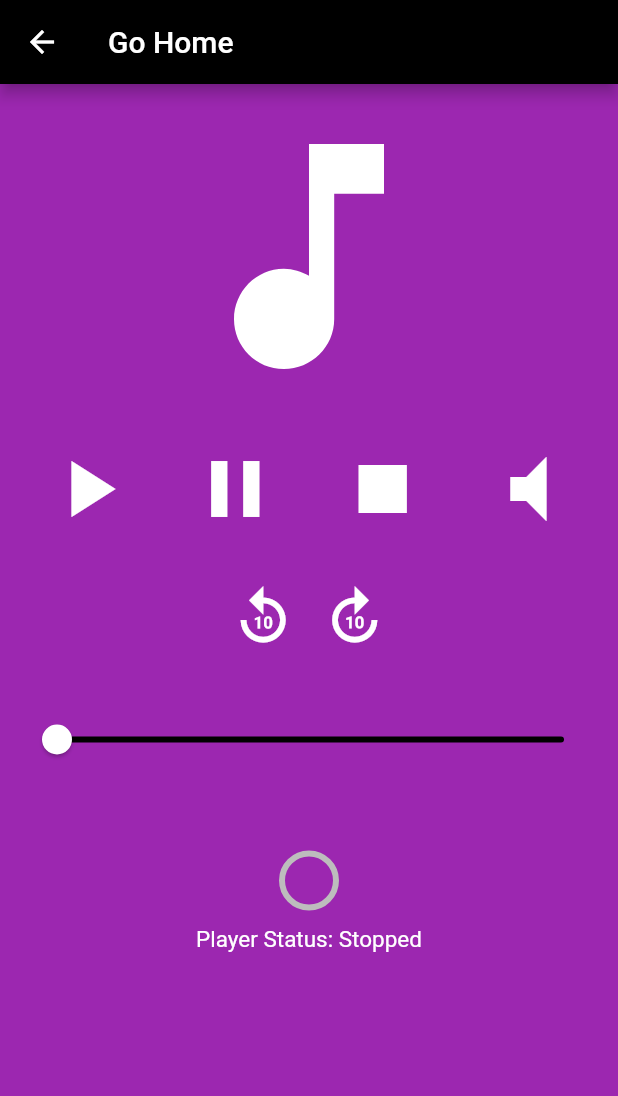
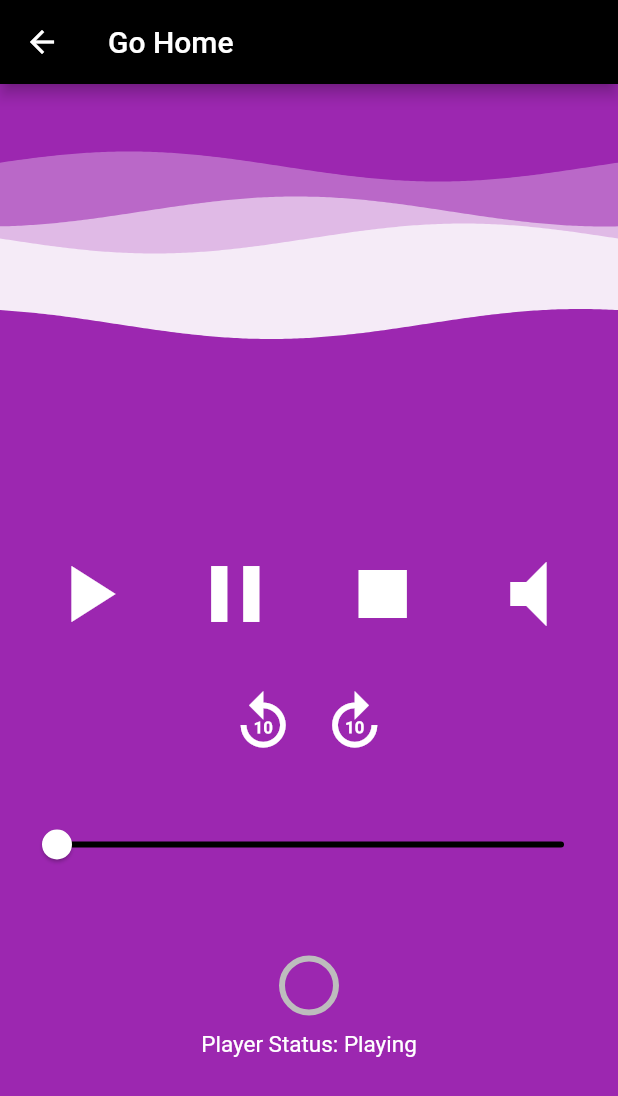
Before and after one commit to hbgit/flutter_a_z, a Flutter app: the screen it shows after launch, after a tap on "SoundHelix Song 1", on a phone screen of 412 x 824 dp. Shown: the top 1096 px of the screen. Run offline on Flutter 3.47's test engine with Material 2 defaults, Android fonts, the phone set to English and light mode, and no system bars; drawn by our look-alikes of wave; missing offline and left inert: audioplayer.

Commit message:
Add minor changes
Signed-off-by: Herbert Rocha <herberthb12@gmail.com>

```diff
--- a/lib/view/HomeScreen.dart
+++ b/lib/view/HomeScreen.dart
@@ -1,6 +1,7 @@
 import 'dart:convert';
 import 'dart:io';
 
+import 'package:audioplayer/audioplayer.dart';
 import 'package:flutter/material.dart';
 import 'package:flutter/services.dart' show rootBundle;
 import 'package:flutter_a_z/model/Music.dart';
@@ -29,7 +30,7 @@ class _HomeScreenState extends State<HomeScreen> {
     final List jsonList = json.decode(response);
 
     jsonList.forEach((element) {
-      print(element);
+      //print(element);
       Music song = Music.fromJson(element);
       _songList.add(song);
     });
@@ -47,15 +48,19 @@ class _HomeScreenState extends State<HomeScreen> {
     });*/
   }
 
+
   // Based on https://proandroiddev.com/flutter-thursday-02-beautiful-list-ui-and-detail-page-a9245f5ceaf0
   Widget createListItems(context, index) {
+
     return GestureDetector(
       onTap: (){
         //print(_songList[index].artistName);
         Navigator.push(
           context,
           MaterialPageRoute(
-            builder: (context) => PlayerScreen(url: _songList[index].urlMusic),
+            builder: (context) => PlayerScreen(
+              url: _songList[index].urlMusic,
+              ),
           )
         );
       },
--- a/lib/view/PlayerScreen.dart
+++ b/lib/view/PlayerScreen.dart
@@ -4,6 +4,9 @@ import 'package:flutter/material.dart';
 import 'package:flutter/foundation.dart';
 
 import 'package:audioplayer/audioplayer.dart';
+import 'package:wave/config.dart';
+// import 'package:wave/config.dart';
+import 'package:wave/wave.dart';
 
 /// This audio player is Based on:
 /// - https://github.com/luanpotter/audioplayers/blob/master/example/lib/player_widget.dart
@@ -17,7 +20,8 @@ enum PlayerState { stopped, playing, paused }
 class PlayerScreen extends StatefulWidget {
   final String url;
 
-  PlayerScreen({Key key, @required this.url}) : super(key: key);
+  PlayerScreen({Key key, @required this.url})
+      : super(key: key);
 
   @override
   _PlayerScreenState createState() => _PlayerScreenState();
@@ -26,6 +30,8 @@ class PlayerScreen extends StatefulWidget {
 class _PlayerScreenState extends State<PlayerScreen> {
   //attr
   String url;
+  bool _resultAutoPlay = false;
+  bool _autoPlaySt = true;
 
   AudioPlayer _audioPlayer;
   PlayerState _playerState = PlayerState.stopped;
@@ -48,21 +54,19 @@ class _PlayerScreenState extends State<PlayerScreen> {
 
   double _getPositionValue() {
     if (_duration != null) {
-      print("POSITION: ${_position?.inSeconds?.toDouble() ?? 0.0}");
       return _position?.inSeconds?.toDouble() ?? 0.0;
+    }
+    return 0.0;
+  }
+
+  double _getMaxPositionValue() {
+    if (_duration != null) {
+      return _duration?.inSeconds?.toDouble() ?? 0.0;
     }
 
     return 0.0;
   }
 
-  double _getMaxPositionValue() {
-    if (_duration != null) {
-      print("DURATION: ${_duration?.inSeconds?.toDouble() ?? 0.0}");
-      return _duration?.inSeconds?.toDouble() ?? 0.0;
-    }
-
-    return 0.0;
-  }
 
   @override
   void initState() {
@@ -70,36 +74,54 @@ class _PlayerScreenState extends State<PlayerScreen> {
     _initAudioPlayer();
   }
 
+
   @override
   void dispose() {
-    _audioPlayer.stop();
+    print("------- Run dispose --------");
+    //_audioPlayer.
+    //_onComplete();
     _positionSubscription.cancel();
     _audioPlayerStateSubscription.cancel();
     _audioPlayer.stop();
+    /*_playerState = PlayerState.stopped;
+    _duration = Duration(seconds: 0);
+    _position = Duration(seconds: 0);
+    _audioPlayerState = AudioPlayerState.COMPLETED;  */
+
+    print(_audioPlayer.state);
     super.dispose();
   }
 
+
   void _onComplete() {
-    setState(() => _playerState = PlayerState.stopped);
+    setState(() {
+      _playerState = PlayerState.stopped;
+      _duration = Duration(seconds: 0);
+      _position = Duration(seconds: 0);
+    });
   }
 
+
   void _initAudioPlayer() {
+    print("_initAudioPlayer");
+
     _audioPlayer = AudioPlayer();
 
     _positionSubscription = _audioPlayer.onAudioPositionChanged.listen((event) {
       setState(() {
         _position = event;
-        //print(_position);
       });
     });
 
     _audioPlayerStateSubscription =
         _audioPlayer.onPlayerStateChanged.listen((event) {
       if (event == AudioPlayerState.PLAYING) {
+        print("Listen AudioPlayerState.PLAYING");
         setState(() {
           _duration = _audioPlayer.duration;
         });
       } else if (event == AudioPlayerState.STOPPED) {
+        print("Listen AudioPlayerState.STOPPED");
         _onComplete();
         setState(() {
           _position = _duration;
@@ -114,28 +136,58 @@ class _PlayerScreenState extends State<PlayerScreen> {
     });
   }
 
-  Future _play() async {
-    print("PLAY");
+  Future<bool> _autoPlay() async {
+    print("Auto PLAY");
+    print(_audioPlayer.state);
 
+    if (_autoPlaySt) {
+      if ((_playerState == PlayerState.paused ||
+                  _playerState == PlayerState.stopped) &&
+              _playerState != PlayerState.playing) {
+            _autoPlaySt = false;
+
+            print("OKAY autoplay");
+
+            _play().then((value) {
+              print("PLAy call");
+              _resultAutoPlay = true;
+            });
+          }
+    }
+
+    print("_resultAutoPlay: $_resultAutoPlay");
+    print("--------------");
+
+    return _resultAutoPlay;
+  }
+
+  Future<bool> _play() async {
     await _audioPlayer.play(widget.url);
+
     setState(() {
       _playerState = PlayerState.playing;
     });
+
+    return true;
   }
 
-  Future _stop() async {
+  Future<bool> _stop() async {
     await _audioPlayer.stop();
     setState(() {
       _playerState = PlayerState.stopped;
       _position = Duration();
     });
+
+    return true;
   }
 
-  Future _pause() async {
+  Future<bool> _pause() async {
     await _audioPlayer.pause();
     setState(() {
       _playerState = PlayerState.paused;
     });
+
+    return true;
   }
 
   Future _mute(bool muted) async {
@@ -145,30 +197,27 @@ class _PlayerScreenState extends State<PlayerScreen> {
     });
   }
 
-
-  String _getPlayerStateString(){
-    if(_playerState == PlayerState.playing){
+  String _getPlayerStateString() {
+    if (_playerState == PlayerState.playing) {
       return "Playing";
-    }else if(_playerState == PlayerState.paused){
+    } else if (_playerState == PlayerState.paused) {
       return "Paused";
-    }else{
+    } else {
       return "Stopped";
     }
   }
 
-
   // interface
   @override
   Widget build(BuildContext context) {
-
     //_play();
-
-    return Scaffold(
-      appBar: AppBar(
-        title: Text("Go Home"),
-        backgroundColor: Colors.black,
-      ),
-      body: Container(
+    Widget body = FutureBuilder(
+        future: _autoPlay(),
+        builder: (context, snapshot) {
+          print("${snapshot.hasData}-${snapshot.data}");
+          if (snapshot.hasData && snapshot.data == true) {
+            print("snapshot.hasData && snapshot.data == true");
+            return Container(
               color: Colors.purple,
               child: Column(
                 //mainAxisAlignment: MainAxisAlignment.center,
@@ -177,13 +226,36 @@ class _PlayerScreenState extends State<PlayerScreen> {
                     crossAxisAlignment: CrossAxisAlignment.center,
                     mainAxisAlignment: MainAxisAlignment.center,
                     children: [
-                Padding(
-                  padding: EdgeInsets.all(15),
-                  child: Icon(
+                      Expanded(
+                        //padding: EdgeInsets.all(15),
+                        child: Center(
+                          // https://pub.dev/packages/wave#-example-tab-
+                          child: WaveWidget(
+                            config: CustomConfig(
+                              colors: [
+                                Colors.white70,
+                                Colors.white54,
+                                Colors.white30,
+                                Colors.purple,
+                              ],
+                              durations: [32000, 21000, 18000, 5000],
+                              heightPercentages: [0.31, 0.25, 0.15, 0.5],
+                              blur: MaskFilter.blur(BlurStyle.inner, 0.1),
+                              //gradientBegin: Alignment.centerLeft,
+                              //gradientEnd: Alignment.centerRight,
+                            ),
+                            waveAmplitude: 0,
+                            backgroundColor: Colors.transparent,
+                            size: Size(double.infinity, 300),
+                          ),
+                        )
+                        /*
+                        Icon(
                           Icons.music_note,
                           size: 200,
                           color: Colors.white,
-                  ),
+                        )*/
+                        ,
                       )
                     ],
                   ),
@@ -274,7 +346,7 @@ class _PlayerScreenState extends State<PlayerScreen> {
                               activeColor: Colors.white,
                               value: _getPositionValue(),
                               onChanged: (double value) {
-                          print("SLICER: ${value.roundToDouble()}");
+                                //print("SLICER: ${value.roundToDouble()}");
                                 setState(() {
                                   _position = Duration(seconds: value.toInt());
                                   _audioPlayer.seek(value.roundToDouble());
@@ -296,8 +368,7 @@ class _PlayerScreenState extends State<PlayerScreen> {
                         style: TextStyle(
                             fontSize: 24,
                             fontWeight: FontWeight.bold,
-                    color: Colors.white
-                  ),
+                            color: Colors.white),
                       ),
                       Padding(
                         padding: EdgeInsets.all(12.0),
@@ -314,14 +385,38 @@ class _PlayerScreenState extends State<PlayerScreen> {
                   ),
                   Text(
                     'Player Status: ${_getPlayerStateString()}',
-              style: TextStyle(
-                fontSize: 15,
-                color: Colors.white
-              ),
+                    style: TextStyle(fontSize: 15, color: Colors.white),
                   )
                 ],
               ),
+            );
+          } else {
+            return Center(
+              child: CircularProgressIndicator(
+                backgroundColor: Colors.purple,
+                valueColor: AlwaysStoppedAnimation<Color>(Colors.black),
               ),
             );
           }
+        });
+
+    return Scaffold(
+      appBar: AppBar(
+        title: Text("Go Home"),
+        backgroundColor: Colors.black,
+        leading: IconButton(
+          icon: Icon(Icons.arrow_back),
+          onPressed: () async {
+            print("Backing");
+            _pause().then((value) {
+              print("PAUSE");
+            });
+
+            Navigator.pop(context);
+          },
+        ),
+      ),
+      body: body,
+    );
   }
+}
--- a/pubspec.yaml
+++ b/pubspec.yaml
@@ -24,6 +24,7 @@ dependencies:
   # Use with the CupertinoIcons class for iOS style icons.
   audioplayer: 0.8.1
   audioplayer_web: 0.7.1
+  wave: ^0.0.8
   # http: ^0.12.0+1
   # url_launcher: ^5.4.2
   # flutter_youtube: ^2.0.0
```
Also changed, not shown: pubspec.lock, 1 other file. Lines whose indentation alone changed are shown as unchanged.
